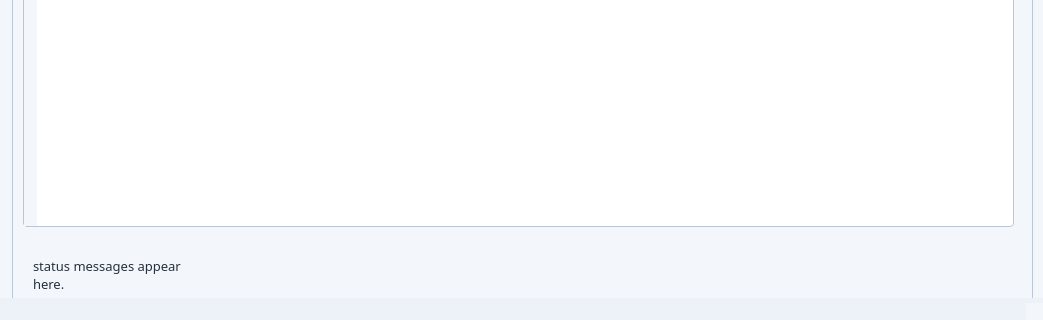
Qt form mainwindow-mac.ui (cnwang406/p-chart) before a commit; both pictures show x 0 to 1043 and y 622 to 942 of the 1043 by 942 pixel window.
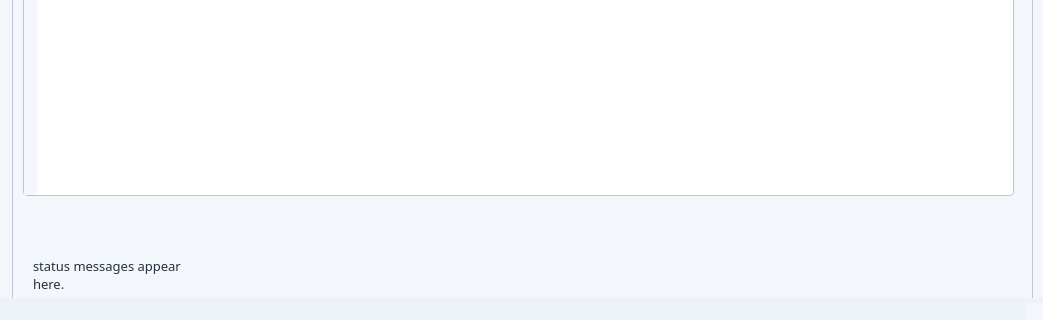
The same form after that commit. The open tabs and pages were chosen to show the change.

Patch:
```diff
--- a/mainwindow-mac.ui
+++ b/mainwindow-mac.ui
@@ -5984,7 +5984,7 @@
        <x>10</x>
        <y>150</y>
        <width>991</width>
-       <height>661</height>
+       <height>630</height>
       </rect>
      </property>
      <property name="dragEnabled">
```
